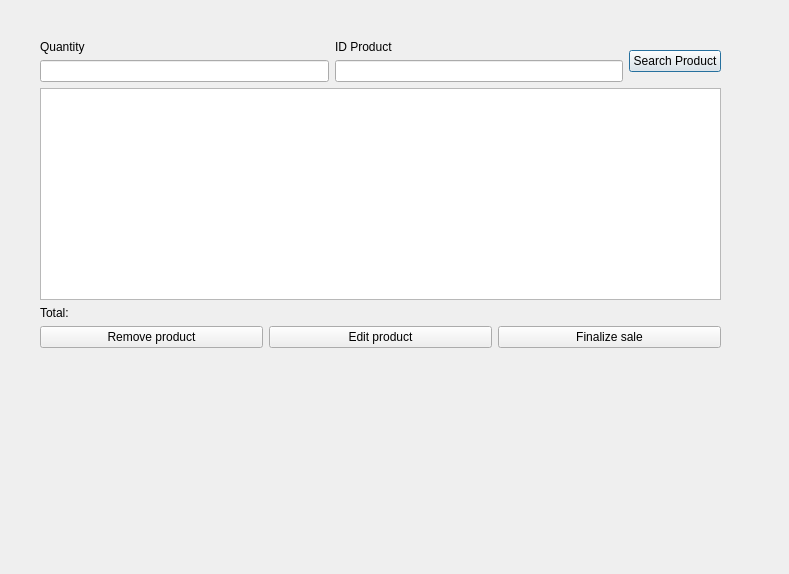
Old version of the form saleswindow.ui in the repository ThiagoServulo/InventoryAndSalesManagement.
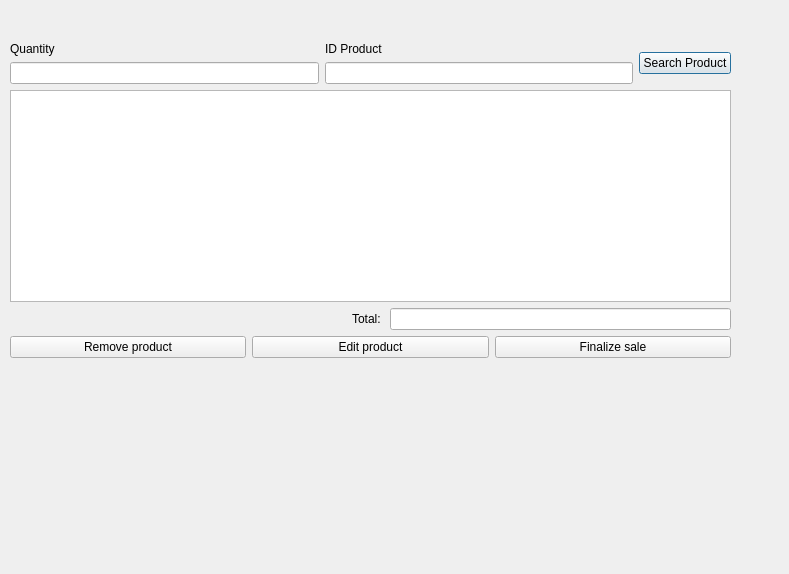
New version of the form.

Commit message: Create function to calculate the sale total

The edit to the form file:
```diff
--- a/saleswindow.ui
+++ b/saleswindow.ui
@@ -16,14 +16,12 @@
   <widget class="QWidget" name="">
    <property name="geometry">
     <rect>
-     <x>40</x>
-     <y>40</y>
-     <width>681</width>
-     <height>308</height>
+     <x>10</x>
+     <y>42</y>
+     <width>721</width>
+     <height>316</height>
     </rect>
    </property>
-   <layout class="QVBoxLayout" name="verticalLayout_5">
-    <item>
      <layout class="QVBoxLayout" name="verticalLayout_4">
       <item>
        <layout class="QVBoxLayout" name="verticalLayout_3">
@@ -72,12 +70,30 @@
        </layout>
       </item>
       <item>
+     <layout class="QHBoxLayout" name="horizontalLayout_3">
+      <item>
+       <spacer name="horizontalSpacer">
+        <property name="orientation">
+         <enum>Qt::Horizontal</enum>
+        </property>
+        <property name="sizeHint" stdset="0">
+         <size>
+          <width>40</width>
+          <height>20</height>
+         </size>
+        </property>
+       </spacer>
+      </item>
+      <item>
        <widget class="QLabel" name="label_total">
         <property name="text">
          <string>Total: </string>
         </property>
        </widget>
       </item>
+      <item>
+       <widget class="QLineEdit" name="lineEdit_total"/>
+      </item>
      </layout>
     </item>
     <item>
```
Lines whose indentation alone changed are shown as unchanged. The commit also changes 2 other files.
